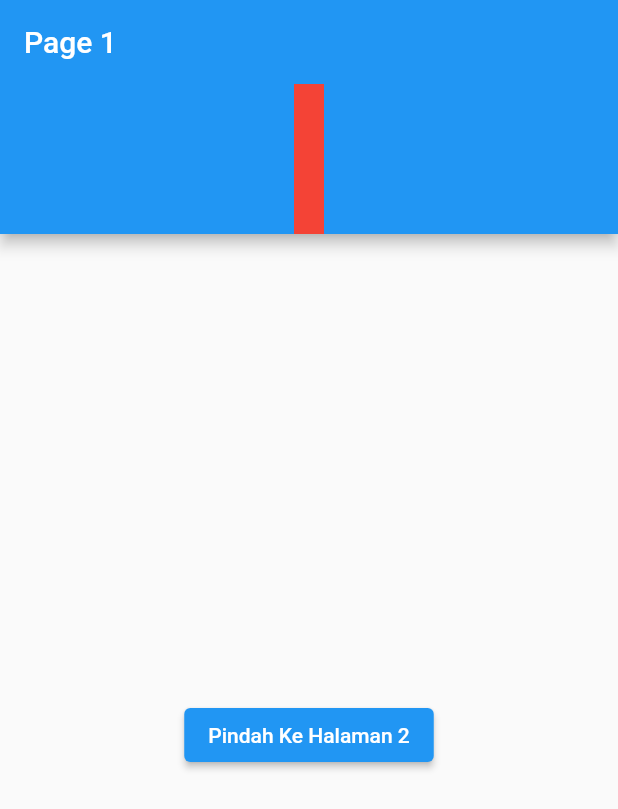
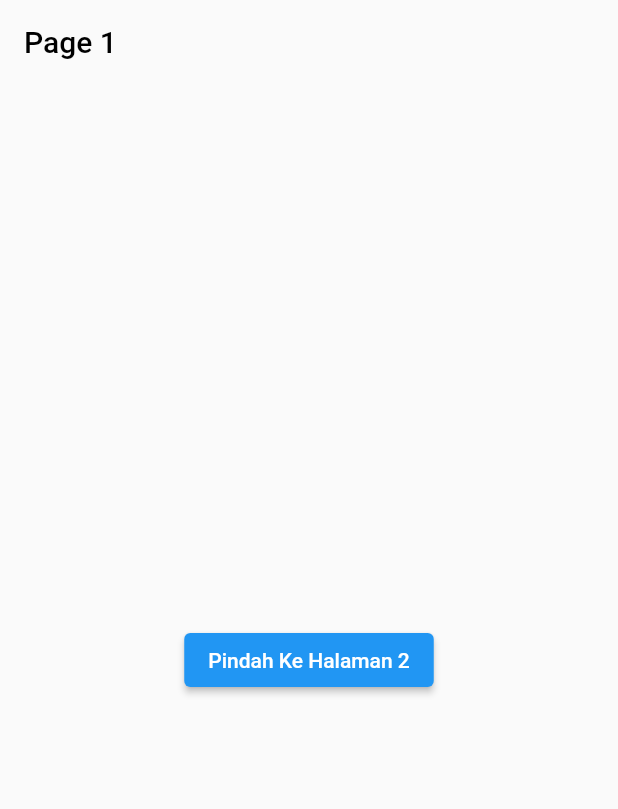
Before and after one commit to antonprafanto/widget_app_bar, a Flutter app: the screen it shows after launch, on a phone screen of 412 x 824 dp. Shown: the top 809 px of the screen. Run offline on Flutter 3.47's test engine with Material 2 defaults, Android fonts, the phone set to English and light mode, and no system bars.

Commit message:
changes 2

```diff
--- a/lib/page_satu.dart
+++ b/lib/page_satu.dart
@@ -10,19 +10,18 @@ class PageSatu extends StatelessWidget {
   Widget build(BuildContext context) {
     return Scaffold(
         appBar: AppBar(
-          title: Text("Page 1"),
+          elevation: 0,
+          backgroundColor: Colors.transparent,
+          title: Text(
+            "Page 1",
+            style: TextStyle(color: Colors.black),
+          ),
           //Container(height: 20,color: Colors.amber,),
           //centerTitle: true,
           //leading: Container(color: Colors.yellow,),leadingWidth: 100,
           //actions: [Text("Tombol 1"),Text("Tombol 2"),],
-          bottom: PreferredSize(
-            preferredSize: Size.fromHeight(100),
-            child: Container(
-              height: 100,
-              color: Colors.red,
-              width: 20,
-            ),
-          ),
+          //bottom: PreferredSize(preferredSize: Size.fromHeight(100),
+          //child: Container(height: 100,color: Colors.red,width: 20,),),
         ),
         body: Center(
           child: ElevatedButton(
```
